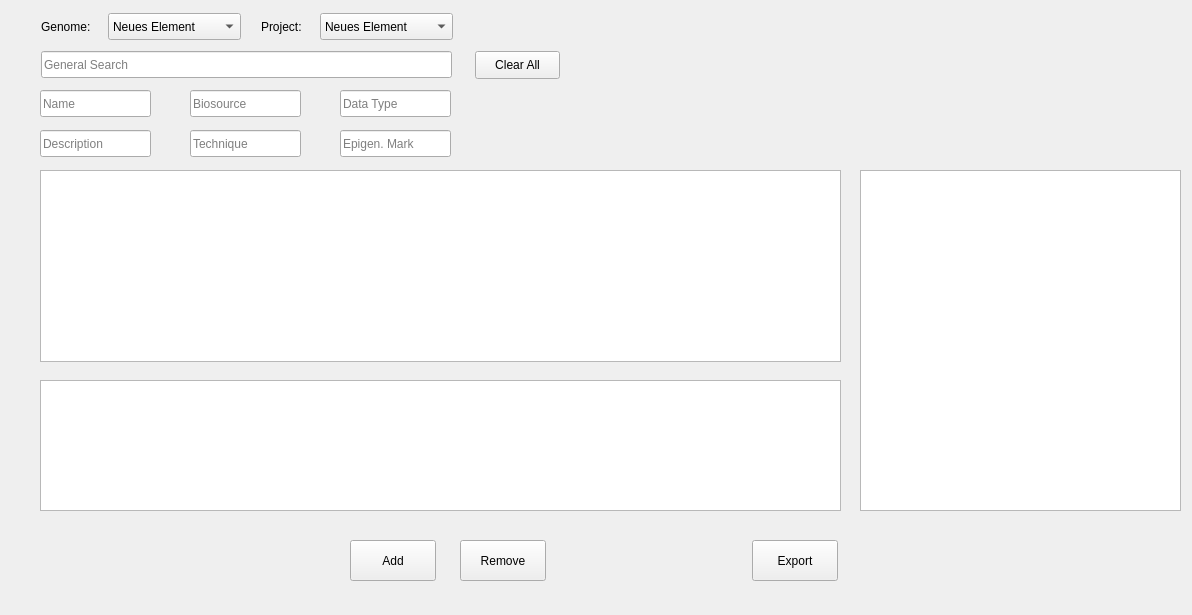
Above: interface/design.ui from Marvin84/reg-gen before the change. Below: the same form after it.
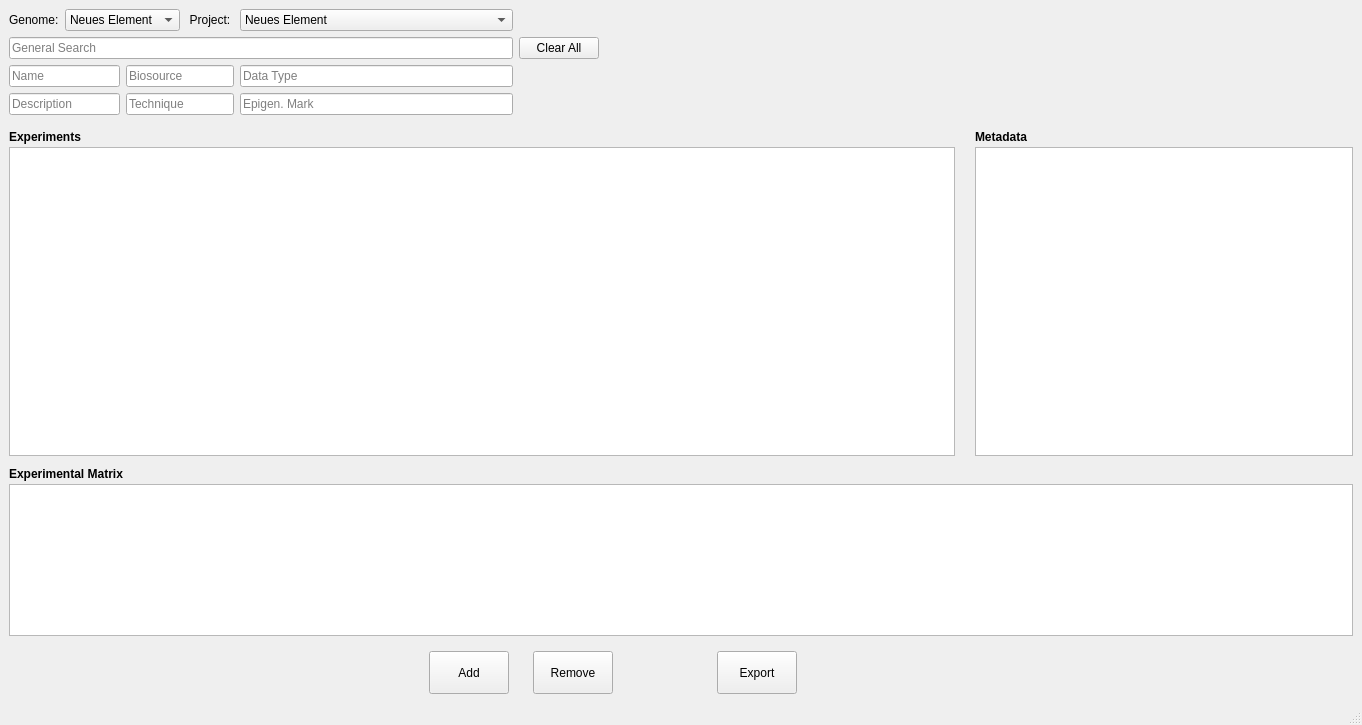
That is the form after the change. Icons and pictures are not drawn.

What changed in the file:
```diff
--- a/interface/design.ui
+++ b/interface/design.ui
@@ -1,338 +1,485 @@
 <?xml version="1.0" encoding="UTF-8"?>
 <ui version="4.0">
- <class>Form</class>
- <widget class="QWidget" name="Form">
+ <class>MainWindow</class>
+ <widget class="QMainWindow" name="MainWindow">
   <property name="geometry">
    <rect>
     <x>0</x>
     <y>0</y>
-    <width>1192</width>
-    <height>615</height>
+    <width>1362</width>
+    <height>725</height>
    </rect>
   </property>
-  <property name="sizePolicy">
-   <sizepolicy hsizetype="Preferred" vsizetype="Preferred">
-    <horstretch>0</horstretch>
-    <verstretch>0</verstretch>
-   </sizepolicy>
-  </property>
   <property name="windowTitle">
    <string>Experimental matrix editor</string>
   </property>
-  <widget class="QTableView" name="dataTable">
-   <property name="geometry">
-    <rect>
-     <x>40</x>
-     <y>170</y>
-     <width>801</width>
-     <height>192</height>
-    </rect>
-   </property>
-   <property name="selectionBehavior">
-    <enum>QAbstractItemView::SelectRows</enum>
-   </property>
-   <property name="horizontalScrollMode">
-    <enum>QAbstractItemView::ScrollPerPixel</enum>
-   </property>
-   <property name="sortingEnabled">
-    <bool>true</bool>
-   </property>
-   <attribute name="verticalHeaderVisible">
-    <bool>true</bool>
-   </attribute>
-   <attribute name="verticalHeaderHighlightSections">
-    <bool>false</bool>
-   </attribute>
+  <widget class="QWidget" name="Form">
+   <layout class="QGridLayout" name="gridLayout_3">
+    <item row="0" column="0">
+     <layout class="QGridLayout" name="gridLayout">
+      <item row="0" column="0">
+       <widget class="QLabel" name="label">
+        <property name="text">
+         <string>Genome:</string>
+        </property>
+       </widget>
+      </item>
+      <item row="0" column="1" colspan="2">
+       <widget class="QComboBox" name="comboBoxGenome">
+        <item>
+         <property name="text">
+          <string>Neues Element</string>
+         </property>
+        </item>
+        <item>
+         <property name="text">
+          <string>bbbbbb</string>
+         </property>
+        </item>
+        <item>
+         <property name="text">
+          <string>jjutr</string>
+         </property>
+        </item>
+        <item>
+         <property name="text">
+          <string>sagege</string>
+         </property>
+        </item>
+       </widget>
+      </item>
+      <item row="0" column="3">
+       <widget class="QLabel" name="label_2">
+        <property name="text">
+         <string>Project:</string>
+        </property>
+        <property name="alignment">
+         <set>Qt::AlignCenter</set>
+        </property>
+       </widget>
+      </item>
+      <item row="0" column="4">
+       <widget class="QComboBox" name="comboBoxProject">
+        <item>
+         <property name="text">
+          <string>Neues Element</string>
+         </property>
+        </item>
+        <item>
+         <property name="text">
+          <string>bbbbbb</string>
+         </property>
+        </item>
+        <item>
+         <property name="text">
+          <string>jjutr</string>
+         </property>
+        </item>
+        <item>
+         <property name="text">
+          <string>sagege</string>
+         </property>
+        </item>
+       </widget>
+      </item>
+      <item row="1" column="0" colspan="5">
+       <widget class="QLineEdit" name="lineEditGeneralSearch">
+        <property name="placeholderText">
+         <string>General Search</string>
+        </property>
+       </widget>
+      </item>
+      <item row="1" column="5">
+       <widget class="QPushButton" name="pushButtonClear">
+        <property name="text">
+         <string>Clear All</string>
+        </property>
+       </widget>
+      </item>
+      <item row="2" column="0" colspan="2">
+       <widget class="QLineEdit" name="lineEditName">
+        <property name="placeholderText">
+         <string>Name</string>
+        </property>
+       </widget>
+      </item>
+      <item row="2" column="2" colspan="2">
+       <widget class="QLineEdit" name="lineEditBiosource">
+        <property name="placeholderText">
+         <string>Biosource</string>
+        </property>
+       </widget>
+      </item>
+      <item row="2" column="4">
+       <widget class="QLineEdit" name="lineEditDataType">
+        <property name="placeholderText">
+         <string>Data Type</string>
+        </property>
+       </widget>
+      </item>
+      <item row="3" column="0" colspan="2">
+       <widget class="QLineEdit" name="lineEditDescription">
+        <property name="placeholderText">
+         <string>Description</string>
+        </property>
+       </widget>
+      </item>
+      <item row="3" column="2" colspan="2">
+       <widget class="QLineEdit" name="lineEditTechnique">
+        <property name="placeholderText">
+         <string>Technique</string>
+        </property>
+       </widget>
+      </item>
+      <item row="3" column="4">
+       <widget class="QLineEdit" name="lineEditEpigenetic">
+        <property name="placeholderText">
+         <string>Epigen. Mark</string>
+        </property>
+       </widget>
+      </item>
+     </layout>
+    </item>
+    <item row="0" column="1">
+     <spacer name="horizontalSpacer_4">
+      <property name="orientation">
+       <enum>Qt::Horizontal</enum>
+      </property>
+      <property name="sizeType">
+       <enum>QSizePolicy::Expanding</enum>
+      </property>
+      <property name="sizeHint" stdset="0">
+       <size>
+        <width>748</width>
+        <height>20</height>
+       </size>
+      </property>
+     </spacer>
+    </item>
+    <item row="1" column="0" colspan="2">
+     <layout class="QVBoxLayout" name="verticalLayout" stretch="15,0,0,7,0,2">
+      <property name="spacing">
+       <number>3</number>
+      </property>
+      <property name="topMargin">
+       <number>9</number>
+      </property>
+      <item>
+       <layout class="QGridLayout" name="gridLayout_2" columnstretch="5,2">
+        <property name="horizontalSpacing">
+         <number>20</number>
+        </property>
+        <item row="0" column="0">
+         <widget class="QLabel" name="label_3">
+          <property name="font">
+           <font>
+            <weight>75</weight>
+            <bold>true</bold>
+           </font>
+          </property>
+          <property name="text">
+           <string>Experiments</string>
+          </property>
+         </widget>
+        </item>
+        <item row="0" column="1">
+         <widget class="QLabel" name="label_4">
+          <property name="font">
+           <font>
+            <weight>75</weight>
+            <bold>true</bold>
+           </font>
+          </property>
+          <property name="text">
+           <string>Metadata</string>
+          </property>
+         </widget>
+        </item>
+        <item row="1" column="1">
+         <widget class="QTableView" name="tableViewMeta">
+          <property name="autoScroll">
+           <bool>true</bool>
+          </property>
+          <property name="selectionMode">
+           <enum>QAbstractItemView::NoSelection</enum>
+          </property>
+          <property name="selectionBehavior">
+           <enum>QAbstractItemView::SelectRows</enum>
+          </property>
+          <property name="horizontalScrollMode">
+           <enum>QAbstractItemView::ScrollPerPixel</enum>
+          </property>
+          <property name="showGrid">
+           <bool>false</bool>
+          </property>
+          <property name="sortingEnabled">
+           <bool>false</bool>
+          </property>
+          <attribute name="horizontalHeaderStretchLastSection">
+           <bool>true</bool>
+          </attribute>
+          <attribute name="verticalHeaderVisible">
+           <bool>false</bool>
+          </attribute>
+          <attribute name="verticalHeaderHighlightSections">
+           <bool>false</bool>
+          </attribute>
+         </widget>
+        </item>
+        <item row="1" column="0">
+         <widget class="QTableView" name="dataTable">
+          <property name="selectionBehavior">
+           <enum>QAbstractItemView::SelectRows</enum>
+          </property>
+          <property name="horizontalScrollMode">
+           <enum>QAbstractItemView::ScrollPerPixel</enum>
+          </property>
+          <property name="sortingEnabled">
+           <bool>true</bool>
+          </property>
+          <attribute name="verticalHeaderVisible">
+           <bool>true</bool>
+          </attribute>
+          <attribute name="verticalHeaderHighlightSections">
+           <bool>false</bool>
+          </attribute>
+         </widget>
+        </item>
+       </layout>
+      </item>
+      <item>
+       <spacer name="verticalSpacer">
+        <property name="orientation">
+         <enum>Qt::Vertical</enum>
+        </property>
+        <property name="sizeType">
+         <enum>QSizePolicy::Fixed</enum>
+        </property>
+        <property name="sizeHint" stdset="0">
+         <size>
+          <width>20</width>
+          <height>8</height>
+         </size>
+        </property>
+       </spacer>
+      </item>
+      <item>
+       <widget class="QLabel" name="label_5">
+        <property name="font">
+         <font>
+          <weight>75</weight>
+          <bold>true</bold>
+         </font>
+        </property>
+        <property name="text">
+         <string>Experimental Matrix</string>
+        </property>
+        <property name="alignment">
+         <set>Qt::AlignBottom|Qt::AlignLeading|Qt::AlignLeft</set>
+        </property>
+        <property name="wordWrap">
+         <bool>false</bool>
+        </property>
+       </widget>
+      </item>
+      <item>
+       <widget class="QTableView" name="dataTableSelected">
+        <property name="selectionBehavior">
+         <enum>QAbstractItemView::SelectRows</enum>
+        </property>
+        <property name="horizontalScrollMode">
+         <enum>QAbstractItemView::ScrollPerPixel</enum>
+        </property>
+        <property name="sortingEnabled">
+         <bool>true</bool>
+        </property>
+        <attribute name="verticalHeaderVisible">
+         <bool>true</bool>
+        </attribute>
+        <attribute name="verticalHeaderHighlightSections">
+         <bool>false</bool>
+        </attribute>
+       </widget>
+      </item>
+      <item>
+       <spacer name="verticalSpacer_2">
+        <property name="orientation">
+         <enum>Qt::Vertical</enum>
+        </property>
+        <property name="sizeType">
+         <enum>QSizePolicy::Fixed</enum>
+        </property>
+        <property name="sizeHint" stdset="0">
+         <size>
+          <width>20</width>
+          <height>12</height>
+         </size>
+        </property>
+       </spacer>
+      </item>
+      <item>
+       <layout class="QHBoxLayout" name="horizontalLayout" stretch="0,0,0,0,0,0,0">
+        <property name="spacing">
+         <number>24</number>
+        </property>
+        <item>
+         <spacer name="horizontalSpacer">
+          <property name="orientation">
+           <enum>Qt::Horizontal</enum>
+          </property>
+          <property name="sizeType">
+           <enum>QSizePolicy::Fixed</enum>
+          </property>
+          <property name="sizeHint" stdset="0">
+           <size>
+            <width>330</width>
+            <height>20</height>
+           </size>
+          </property>
+         </spacer>
+        </item>
+        <item>
+         <spacer name="horizontalSpacer_5">
+          <property name="orientation">
+           <enum>Qt::Horizontal</enum>
+          </property>
+          <property name="sizeType">
+           <enum>QSizePolicy::Preferred</enum>
+          </property>
+          <property name="sizeHint" stdset="0">
+           <size>
+            <width>90</width>
+            <height>20</height>
+           </size>
+          </property>
+         </spacer>
+        </item>
+        <item>
+         <widget class="QPushButton" name="pushButtonAdd">
+          <property name="sizePolicy">
+           <sizepolicy hsizetype="Minimum" vsizetype="Expanding">
+            <horstretch>0</horstretch>
+            <verstretch>0</verstretch>
+           </sizepolicy>
+          </property>
+          <property name="text">
+           <string>Add</string>
+          </property>
+          <property name="icon">
+           <iconset>
+            <normaloff>:/icons/add.png</normaloff>:/icons/add.png</iconset>
+          </property>
+          <property name="iconSize">
+           <size>
+            <width>20</width>
+            <height>20</height>
+           </size>
+          </property>
+         </widget>
+        </item>
+        <item>
+         <widget class="QPushButton" name="pushButtonRemove">
+          <property name="sizePolicy">
+           <sizepolicy hsizetype="Minimum" vsizetype="Expanding">
+            <horstretch>0</horstretch>
+            <verstretch>0</verstretch>
+           </sizepolicy>
+          </property>
+          <property name="text">
+           <string>Remove</string>
+          </property>
+          <property name="icon">
+           <iconset>
+            <normaloff>:/icons/remove.png</normaloff>:/icons/remove.png</iconset>
+          </property>
+          <property name="iconSize">
+           <size>
+            <width>20</width>
+            <height>20</height>
+           </size>
+          </property>
+          <property name="checkable">
+           <bool>false</bool>
+          </property>
+         </widget>
+        </item>
+        <item>
+         <spacer name="horizontalSpacer_2">
+          <property name="orientation">
+           <enum>Qt::Horizontal</enum>
+          </property>
+          <property name="sizeType">
+           <enum>QSizePolicy::Fixed</enum>
+          </property>
+          <property name="sizeHint" stdset="0">
+           <size>
+            <width>80</width>
+            <height>20</height>
+           </size>
+          </property>
+         </spacer>
+        </item>
+        <item>
+         <widget class="QPushButton" name="pushButtonExport">
+          <property name="sizePolicy">
+           <sizepolicy hsizetype="Minimum" vsizetype="Expanding">
+            <horstretch>0</horstretch>
+            <verstretch>0</verstretch>
+           </sizepolicy>
+          </property>
+          <property name="text">
+           <string>Export</string>
+          </property>
+          <property name="icon">
+           <iconset>
+            <normaloff>:/icons/export.png</normaloff>:/icons/export.png</iconset>
+          </property>
+          <property name="iconSize">
+           <size>
+            <width>20</width>
+            <height>20</height>
+           </size>
+          </property>
+         </widget>
+        </item>
+        <item>
+         <spacer name="horizontalSpacer_3">
+          <property name="orientation">
+           <enum>Qt::Horizontal</enum>
+          </property>
+          <property name="sizeHint" stdset="0">
+           <size>
+            <width>40</width>
+            <height>20</height>
+           </size>
+          </property>
+         </spacer>
+        </item>
+       </layout>
+      </item>
+     </layout>
+    </item>
+   </layout>
   </widget>
-  <widget class="QLineEdit" name="lineEditName">
-   <property name="geometry">
-    <rect>
-     <x>40</x>
-     <y>90</y>
-     <width>111</width>
-     <height>27</height>
-    </rect>
+  <widget class="QMenuBar" name="menubar">
+   <property name="enabled">
+    <bool>false</bool>
    </property>
-   <property name="placeholderText">
-    <string>Name</string>
-   </property>
-  </widget>
-  <widget class="QLineEdit" name="lineEditDescription">
    <property name="geometry">
     <rect>
-     <x>40</x>
-     <y>130</y>
-     <width>111</width>
-     <height>27</height>
+     <x>0</x>
+     <y>0</y>
+     <width>1362</width>
+     <height>25</height>
     </rect>
    </property>
-   <property name="placeholderText">
-    <string>Description</string>
-   </property>
   </widget>
-  <widget class="QLineEdit" name="lineEditEpigenetic">
-   <property name="geometry">
-    <rect>
-     <x>340</x>
-     <y>130</y>
-     <width>111</width>
-     <height>27</height>
-    </rect>
-   </property>
-   <property name="placeholderText">
-    <string>Epigen. Mark</string>
-   </property>
-  </widget>
-  <widget class="QLineEdit" name="lineEditTechnique">
-   <property name="geometry">
-    <rect>
-     <x>190</x>
-     <y>130</y>
-     <width>111</width>
-     <height>27</height>
-    </rect>
-   </property>
-   <property name="placeholderText">
-    <string>Technique</string>
-   </property>
-  </widget>
-  <widget class="QLineEdit" name="lineEditBiosource">
-   <property name="geometry">
-    <rect>
-     <x>190</x>
-     <y>90</y>
-     <width>111</width>
-     <height>27</height>
-    </rect>
-   </property>
-   <property name="placeholderText">
-    <string>Biosource</string>
-   </property>
-  </widget>
-  <widget class="QLineEdit" name="lineEditDataType">
-   <property name="geometry">
-    <rect>
-     <x>340</x>
-     <y>90</y>
-     <width>111</width>
-     <height>27</height>
-    </rect>
-   </property>
-   <property name="placeholderText">
-    <string>Data Type</string>
-   </property>
-  </widget>
-  <widget class="QTableView" name="dataTableSelected">
-   <property name="geometry">
-    <rect>
-     <x>40</x>
-     <y>380</y>
-     <width>801</width>
-     <height>131</height>
-    </rect>
-   </property>
-   <property name="selectionBehavior">
-    <enum>QAbstractItemView::SelectRows</enum>
-   </property>
-   <property name="horizontalScrollMode">
-    <enum>QAbstractItemView::ScrollPerPixel</enum>
-   </property>
-   <property name="sortingEnabled">
+  <widget class="QStatusBar" name="statusbar">
+   <property name="enabled">
     <bool>true</bool>
    </property>
-   <attribute name="verticalHeaderVisible">
+   <property name="sizeGripEnabled">
     <bool>true</bool>
-   </attribute>
-   <attribute name="verticalHeaderHighlightSections">
-    <bool>false</bool>
-   </attribute>
-  </widget>
-  <widget class="QTableView" name="tableViewMeta">
-   <property name="geometry">
-    <rect>
-     <x>860</x>
-     <y>170</y>
-     <width>321</width>
-     <height>341</height>
-    </rect>
-   </property>
-   <property name="autoScroll">
-    <bool>true</bool>
-   </property>
-   <property name="selectionMode">
-    <enum>QAbstractItemView::NoSelection</enum>
-   </property>
-   <property name="selectionBehavior">
-    <enum>QAbstractItemView::SelectRows</enum>
-   </property>
-   <property name="horizontalScrollMode">
-    <enum>QAbstractItemView::ScrollPerPixel</enum>
-   </property>
-   <property name="showGrid">
-    <bool>false</bool>
-   </property>
-   <property name="sortingEnabled">
-    <bool>false</bool>
-   </property>
-   <attribute name="horizontalHeaderStretchLastSection">
-    <bool>true</bool>
-   </attribute>
-   <attribute name="verticalHeaderVisible">
-    <bool>false</bool>
-   </attribute>
-   <attribute name="verticalHeaderHighlightSections">
-    <bool>false</bool>
-   </attribute>
-  </widget>
-  <widget class="QPushButton" name="pushButtonExport">
-   <property name="geometry">
-    <rect>
-     <x>752</x>
-     <y>540</y>
-     <width>86</width>
-     <height>41</height>
-    </rect>
-   </property>
-   <property name="text">
-    <string>Export</string>
-   </property>
-  </widget>
-  <widget class="QLineEdit" name="lineEditGeneralSearch">
-   <property name="geometry">
-    <rect>
-     <x>41</x>
-     <y>51</y>
-     <width>411</width>
-     <height>27</height>
-    </rect>
-   </property>
-   <property name="placeholderText">
-    <string>General Search</string>
-   </property>
-  </widget>
-  <widget class="QPushButton" name="pushButtonClear">
-   <property name="geometry">
-    <rect>
-     <x>475</x>
-     <y>51</y>
-     <width>85</width>
-     <height>28</height>
-    </rect>
-   </property>
-   <property name="text">
-    <string>Clear All</string>
-   </property>
-  </widget>
-  <widget class="QLabel" name="label">
-   <property name="geometry">
-    <rect>
-     <x>41</x>
-     <y>18</y>
-     <width>61</width>
-     <height>17</height>
-    </rect>
-   </property>
-   <property name="text">
-    <string>Genome:</string>
-   </property>
-  </widget>
-  <widget class="QComboBox" name="comboBoxGenome">
-   <property name="geometry">
-    <rect>
-     <x>108</x>
-     <y>13</y>
-     <width>133</width>
-     <height>27</height>
-    </rect>
-   </property>
-   <item>
-    <property name="text">
-     <string>Neues Element</string>
-    </property>
-   </item>
-   <item>
-    <property name="text">
-     <string>bbbbbb</string>
-    </property>
-   </item>
-   <item>
-    <property name="text">
-     <string>jjutr</string>
-    </property>
-   </item>
-   <item>
-    <property name="text">
-     <string>sagege</string>
-    </property>
-   </item>
-  </widget>
-  <widget class="QLabel" name="label_2">
-   <property name="geometry">
-    <rect>
-     <x>261</x>
-     <y>18</y>
-     <width>53</width>
-     <height>17</height>
-    </rect>
-   </property>
-   <property name="text">
-    <string>Project:</string>
-   </property>
-  </widget>
-  <widget class="QComboBox" name="comboBoxProject">
-   <property name="geometry">
-    <rect>
-     <x>320</x>
-     <y>13</y>
-     <width>133</width>
-     <height>27</height>
-    </rect>
-   </property>
-   <item>
-    <property name="text">
-     <string>Neues Element</string>
-    </property>
-   </item>
-   <item>
-    <property name="text">
-     <string>bbbbbb</string>
-    </property>
-   </item>
-   <item>
-    <property name="text">
-     <string>jjutr</string>
-    </property>
-   </item>
-   <item>
-    <property name="text">
-     <string>sagege</string>
-    </property>
-   </item>
-  </widget>
-  <widget class="QPushButton" name="pushButtonAdd">
-   <property name="geometry">
-    <rect>
-     <x>350</x>
-     <y>540</y>
-     <width>86</width>
-     <height>41</height>
-    </rect>
-   </property>
-   <property name="text">
-    <string>Add</string>
-   </property>
-  </widget>
-  <widget class="QPushButton" name="pushButtonRemove">
-   <property name="geometry">
-    <rect>
-     <x>460</x>
-     <y>540</y>
-     <width>86</width>
-     <height>41</height>
-    </rect>
-   </property>
-   <property name="text">
-    <string>Remove</string>
    </property>
   </widget>
  </widget>
```
Left out of the diff: 121 changed lines with no effect on the pictures.
